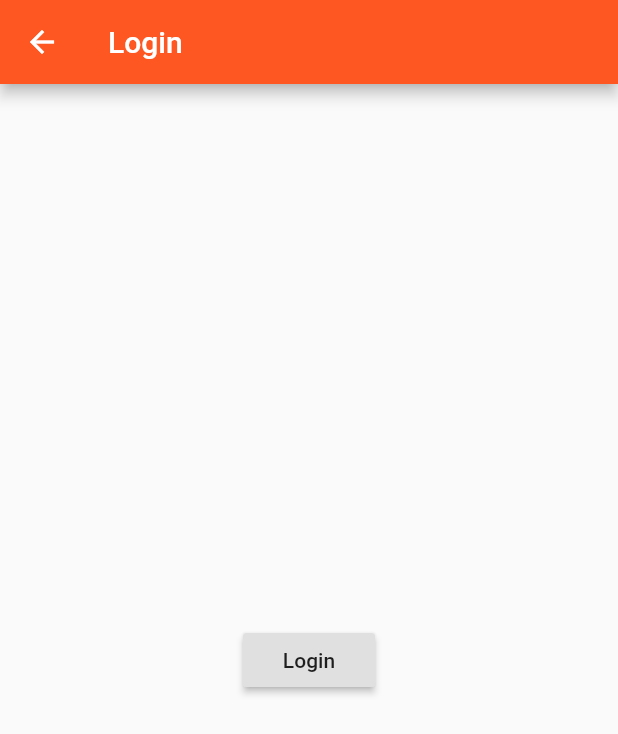
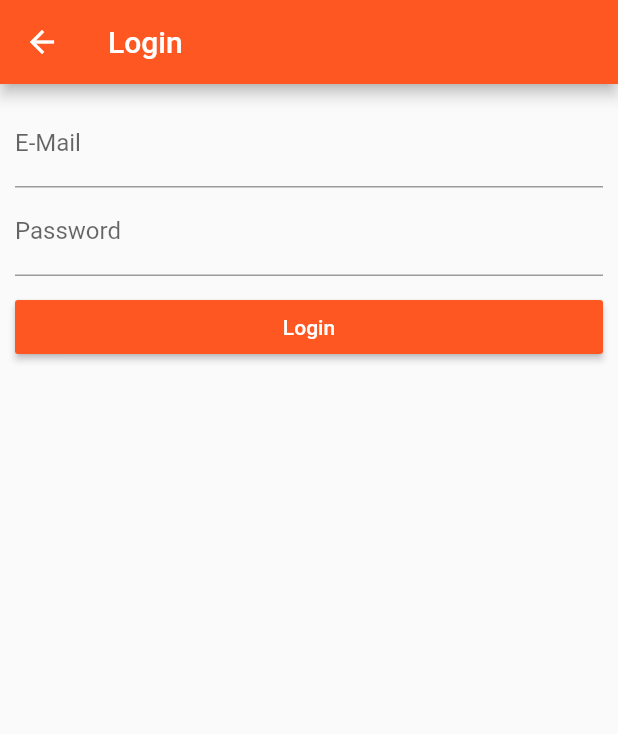
Before and after one commit to ayush987goyal/flutter-learn, a Flutter app: the AuthPage screen opened directly, on a phone screen of 412 x 824 dp. Shown: the top 734 px of the screen. Run offline on Flutter 3.47's test engine with Material 2 defaults, Android fonts, the phone set to English and light mode, and no system bars.

Commit message:
Add fields to auth page and make it home

```diff
--- a/lib/main.dart
+++ b/lib/main.dart
@@ -1,5 +1,6 @@
 import 'package:flutter/material.dart';
 
+import './pages/auth.dart';
 import './pages/products.dart';
 import './pages/product.dart';
 import './pages/products_admin.dart';
@@ -39,7 +40,8 @@ class _MyAppState extends State<MyApp> {
       ),
       // home: AuthPage(),
       routes: {
-        '/': (BuildContext context) => ProductsPage(_products),
+        '/': (BuildContext context) => AuthPage(),
+        '/products': (BuildContext context) => ProductsPage(_products),
         '/admin': (BuildContext context) =>
             ProductsAdminPage(_addProduct, _deleteProduct),
       },
--- a/lib/pages/auth.dart
+++ b/lib/pages/auth.dart
@@ -1,18 +1,58 @@
 import 'package:flutter/material.dart';
 
-class AuthPage extends StatelessWidget {
+class AuthPage extends StatefulWidget {
+  @override
+  State<StatefulWidget> createState() {
+    return _AuthPageState();
+  }
+}
+
+class _AuthPageState extends State<AuthPage> {
+  String _emailValue;
+  String _passwordValue;
+
   @override
   Widget build(BuildContext context) {
     return Scaffold(
       appBar: AppBar(
         title: Text('Login'),
       ),
-      body: Center(
-        child: RaisedButton(
-          child: Text('Login'),
-          onPressed: () {
-            Navigator.pushReplacementNamed(context, '/');
-          },
+      body: Container(
+        margin: EdgeInsets.all(10.0),
+        child: ListView(
+          children: <Widget>[
+            TextField(
+              keyboardType: TextInputType.emailAddress,
+              decoration: InputDecoration(labelText: 'E-Mail'),
+              onChanged: (String value) {
+                setState(() {
+                  _emailValue = value;
+                });
+              },
+            ),
+            TextField(
+              obscureText: true,
+              decoration: InputDecoration(labelText: 'Password'),
+              onChanged: (String value) {
+                setState(() {
+                  _passwordValue = value;
+                });
+              },
+            ),
+            SizedBox(
+              height: 10.0,
+            ),
+            RaisedButton(
+              color: Theme.of(context).primaryColor,
+              textColor: Colors.white,
+              child: Text('Login'),
+              onPressed: () {
+                print(_emailValue);
+                print(_passwordValue);
+                Navigator.pushReplacementNamed(context, '/products');
+              },
+            ),
+          ],
         ),
       ),
     );
--- a/lib/pages/product_create.dart
+++ b/lib/pages/product_create.dart
@@ -63,7 +63,7 @@ class _ProductCreatePageState extends State<ProductCreatePage> {
                 'image': 'assets/food.jpg'
               };
               widget.addProduct(product);
-              Navigator.pushReplacementNamed(context, '/');
+              Navigator.pushReplacementNamed(context, '/products');
             },
           )
         ],
--- a/lib/pages/products_admin.dart
+++ b/lib/pages/products_admin.dart
@@ -22,7 +22,8 @@ class ProductsAdminPage extends StatelessWidget {
               ),
               ListTile(
                 title: Text('All Products'),
-                onTap: () => Navigator.pushReplacementNamed(context, '/'),
+                onTap: () =>
+                    Navigator.pushReplacementNamed(context, '/products'),
               )
             ],
           ),
```
